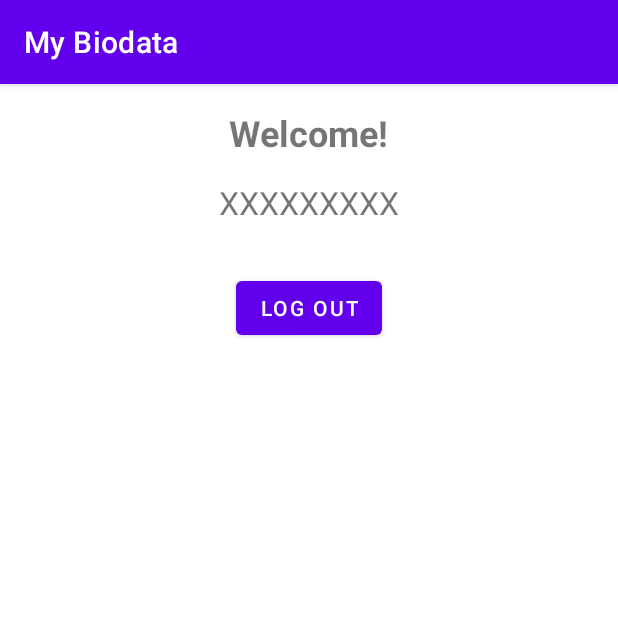
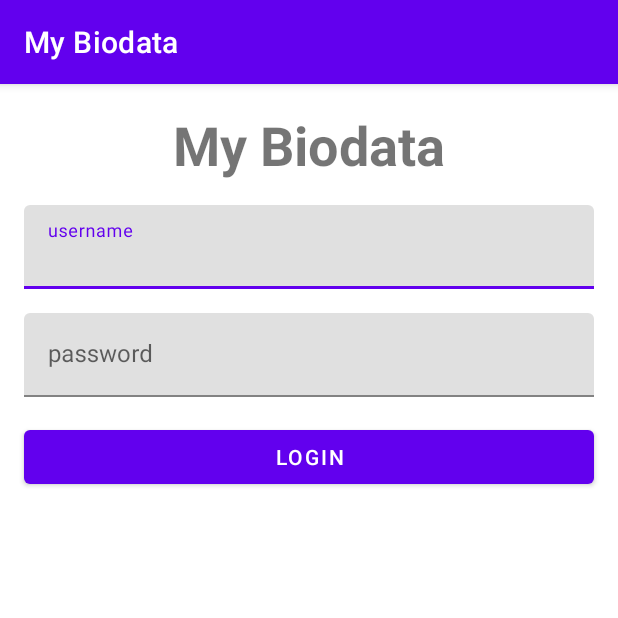
Before and after one commit to Opitassyy/MyBiodata, an Android app: the screen it shows after launch (MainActivity before the commit, LoginActivity after it), on a phone screen of 412 x 824 dp, the top half of it. Run offline under Robolectric (Android 15) with nearby library versions, the phone set to English and light mode, and no system bars.

Commit message:
Add Login and Logout
- SharedPreference for Login
- User can login and login

```diff
--- a/app/src/main/java/com/opitassy/mybiodata/LoginActivity.java
+++ b/app/src/main/java/com/opitassy/mybiodata/LoginActivity.java
@@ -2,13 +2,45 @@ package com.opitassy.mybiodata;
 
 import androidx.appcompat.app.AppCompatActivity;
 
+import android.content.Intent;
+import android.net.Uri;
 import android.os.Bundle;
+import android.view.View;
+import android.widget.Button;
+import android.widget.EditText;
+import android.widget.Toast;
 
 public class LoginActivity extends AppCompatActivity {
+    private EditText etUsername, etPassword;
+    private Button btnLogin;
+    private Utilities utilities = new Utilities();
 
     @Override
     protected void onCreate(Bundle savedInstanceState) {
         super.onCreate(savedInstanceState);
         setContentView(R.layout.activity_login);
+
+        etUsername = findViewById(R.id.et_username);
+        etPassword = findViewById(R.id.et_password);
+        btnLogin = findViewById(R.id.btn_login);
+
+        btnLogin.setOnClickListener(new View.OnClickListener() {
+            @Override
+            public void onClick(View v) {
+                String username = etUsername.getText().toString();
+                String password = etPassword.getText().toString();
+
+                if (username.equals("admin") && password.equals("admin")) {
+                    utilities.setPref(LoginActivity.this, "xUsername", username);
+                    Intent intent = new Intent(LoginActivity.this, MainActivity.class);
+                    startActivity(intent);
+                    finish();
+                } else {
+                    Toast.makeText(LoginActivity.this, "Login Gagal", Toast.LENGTH_SHORT).show();
+                }
+            }
+        });
+
+
     }
 }
--- a/app/src/main/java/com/opitassy/mybiodata/MainActivity.java
+++ b/app/src/main/java/com/opitassy/mybiodata/MainActivity.java
@@ -2,13 +2,46 @@ package com.opitassy.mybiodata;
 
 import androidx.appcompat.app.AppCompatActivity;
 
+import android.content.Intent;
 import android.os.Bundle;
+import android.view.View;
+import android.widget.Button;
+import android.widget.TextView;
 
 public class MainActivity extends AppCompatActivity {
+    private Utilities utilities = new Utilities();
+    private TextView tvUsername;
+    private Button btnLogout;
 
     @Override
     protected void onCreate(Bundle savedInstanceState) {
         super.onCreate(savedInstanceState);
         setContentView(R.layout.activity_main);
+
+        tvUsername = findViewById(R.id.tv_username);
+        btnLogout = findViewById(R.id.btn_logout);
+
+        if (!utilities.isLogin(this, "xUsername")) {
+            Intent intent = new Intent(this, LoginActivity.class);
+            startActivity(intent);
+            finish();
+        } else  {
+            String username = utilities.getPref(this, "xUsername");
+            tvUsername.setText(username);
+        }
+
+        btnLogout.setOnClickListener(new View.OnClickListener() {
+            @Override
+            public void onClick(View v) {
+                utilities.setPref(MainActivity.this, "xUsername", null);
+                Intent intent = new Intent(MainActivity.this, LoginActivity.class);
+                startActivity(intent);
+                finish();
+            }
+        });
+
+
+
+
     }
 }
--- /dev/null
+++ b/app/src/main/java/com/opitassy/mybiodata/Utilities.java
@@ -0,0 +1,31 @@
+package com.opitassy.mybiodata;
+
+import android.content.Context;
+import android.content.SharedPreferences;
+import android.preference.PreferenceManager;
+
+public class Utilities {
+    private SharedPreferences sp;
+    private SharedPreferences.Editor editor;
+
+    public void setPref(Context context, String key, String value) {
+        sp = PreferenceManager.getDefaultSharedPreferences(context);
+        editor = sp.edit();
+        editor.putString(key, value);
+        editor.commit();
+    }
+
+    public String getPref(Context context, String key) {
+        sp = PreferenceManager.getDefaultSharedPreferences(context);
+        String value = sp.getString(key, null);
+        return value;
+    }
+
+    public Boolean isLogin(Context context, String key) {
+        sp = PreferenceManager.getDefaultSharedPreferences(context);
+        String value = sp.getString(key, null);
+        return value !=null;
+
+
+    }
+}
--- a/app/src/main/res/layout/activity_login.xml
+++ b/app/src/main/res/layout/activity_login.xml
@@ -31,7 +31,7 @@
         app:layout_constraintStart_toEndOf="parent">
 
         <EditText
-            android:id="@+id/et_username"
+            android:id="@+id/et_password"
             android:layout_width="match_parent"
             android:layout_height="wrap_content"
             android:inputType="textPersonName"
```
